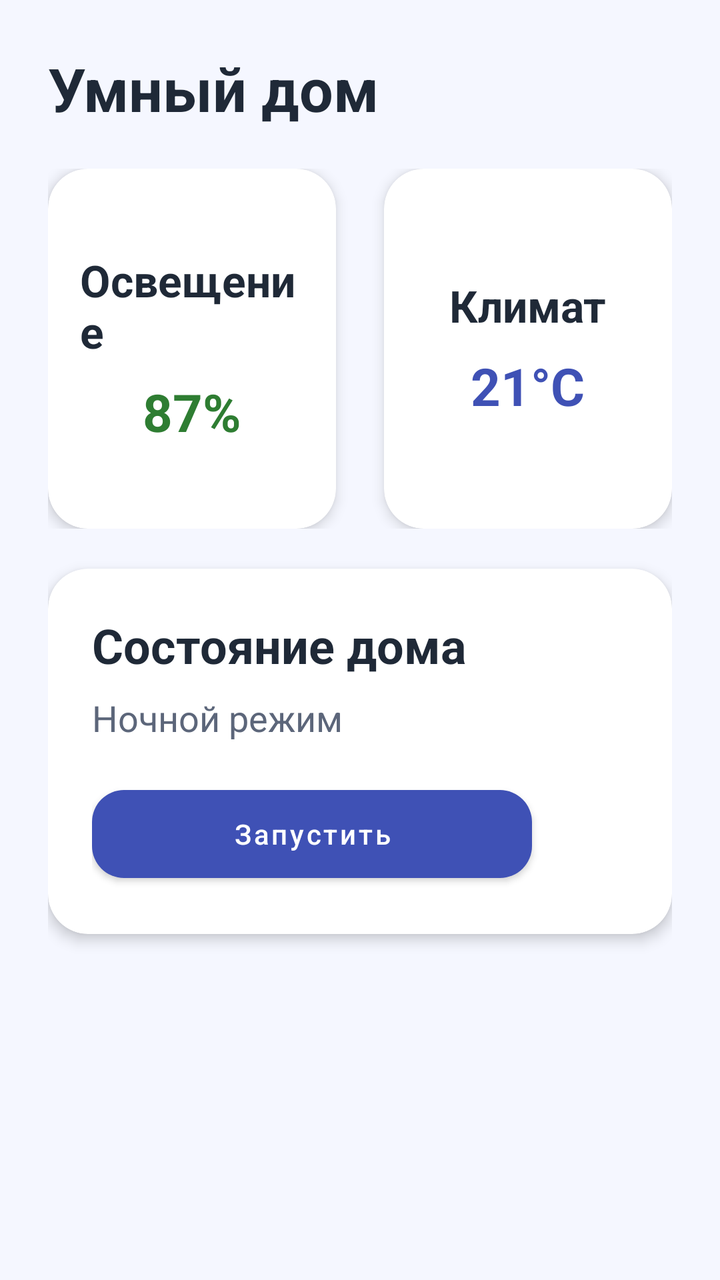
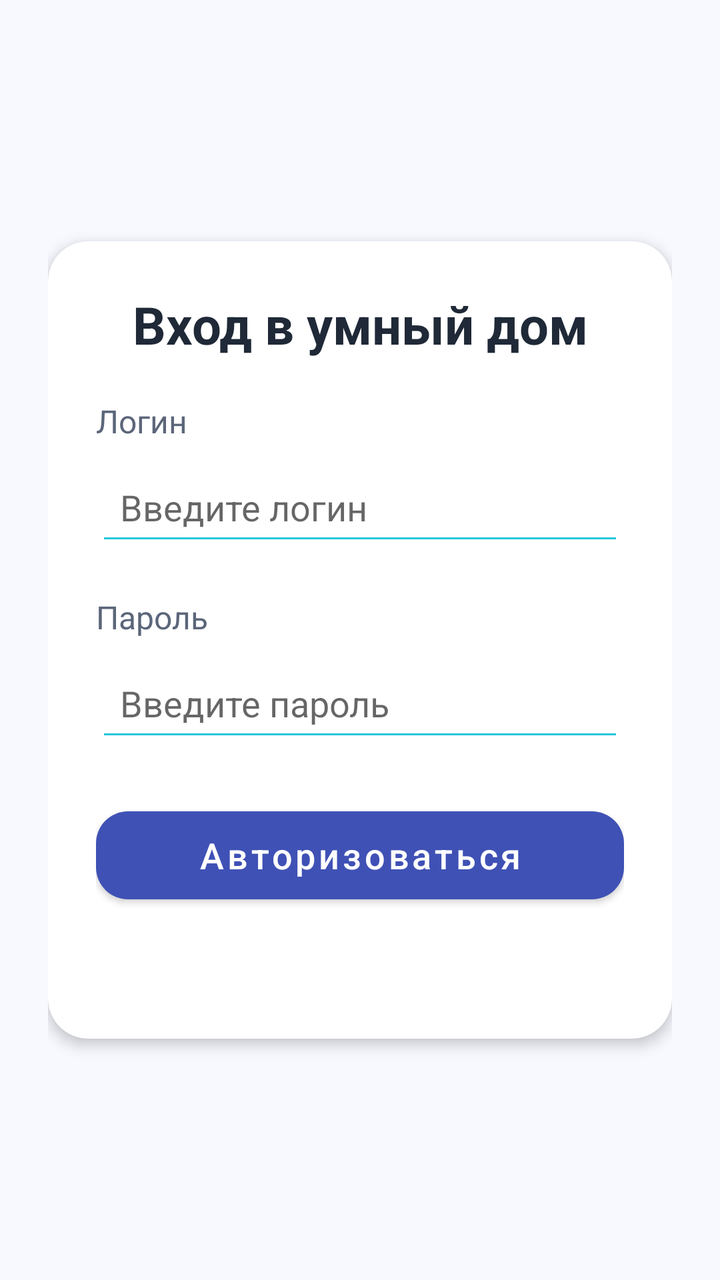

Screens rendered from an Android XML layout before and after an edit, with the pre-edit source and the edit as a unified diff.
<!-- AndroidManifest.xml: application theme Theme.DZ9 -->
<!-- res/layout/activity_main.xml -->
<?xml version="1.0" encoding="utf-8"?>
<LinearLayout xmlns:android="http://schemas.android.com/apk/res/android"
    xmlns:app="http://schemas.android.com/apk/res-auto"
    android:layout_width="match_parent"
    android:layout_height="match_parent"
    android:background="#F5F7FF"
    android:orientation="vertical"
    android:padding="24dp">

    <TextView
        android:layout_width="wrap_content"
        android:layout_height="wrap_content"
        android:text="@string/smart_home_title"
        android:textColor="@color/text_primary"
        android:textSize="30sp"
        android:textStyle="bold" />

    <LinearLayout
        android:layout_width="match_parent"
        android:layout_height="wrap_content"
        android:layout_marginTop="20dp"
        android:orientation="horizontal">

        <com.google.android.material.card.MaterialCardView
            style="@style/Widget.DZ9.Card"
            android:layout_width="0dp"
            android:layout_height="180dp"
            android:layout_marginEnd="12dp"
            android:layout_weight="1">

            <LinearLayout
                android:layout_width="match_parent"
                android:layout_height="match_parent"
                android:gravity="center"
                android:orientation="vertical"
                android:padding="16dp">

                <TextView
                    android:layout_width="wrap_content"
                    android:layout_height="wrap_content"
                    android:text="@string/room_lighting"
                    android:textColor="@color/text_primary"
                    android:textSize="22sp"
                    android:textStyle="bold" />

                <TextView
                    android:layout_width="wrap_content"
                    android:layout_height="wrap_content"
                    android:layout_marginTop="8dp"
                    android:text="87%"
                    android:textColor="@color/success_green"
                    android:textSize="26sp"
                    android:textStyle="bold" />
            </LinearLayout>
        </com.google.android.material.card.MaterialCardView>

        <com.google.android.material.card.MaterialCardView
            style="@style/Widget.DZ9.Card"
            android:layout_width="0dp"
            android:layout_height="180dp"
            android:layout_marginStart="12dp"
            android:layout_weight="1">

            <LinearLayout
                android:layout_width="match_parent"
                android:layout_height="match_parent"
                android:gravity="center"
                android:orientation="vertical"
                android:padding="16dp">

                <TextView
                    android:layout_width="wrap_content"
                    android:layout_height="wrap_content"
                    android:text="@string/climate"
                    android:textColor="@color/text_primary"
                    android:textSize="22sp"
                    android:textStyle="bold" />

                <TextView
                    android:layout_width="wrap_content"
                    android:layout_height="wrap_content"
                    android:layout_marginTop="8dp"
                    android:text="@string/temperature"
                    android:textColor="@color/primary_blue"
                    android:textSize="26sp"
                    android:textStyle="bold" />
            </LinearLayout>
        </com.google.android.material.card.MaterialCardView>
    </LinearLayout>

    <com.google.android.material.card.MaterialCardView
        style="@style/Widget.DZ9.Card"
        android:layout_width="match_parent"
        android:layout_height="wrap_content"
        android:layout_marginTop="20dp">

        <LinearLayout
            android:layout_width="match_parent"
            android:layout_height="wrap_content"
            android:orientation="vertical"
            android:padding="22dp">

            <TextView
                android:id="@+id/houseStatus"
                android:layout_width="match_parent"
                android:layout_height="wrap_content"
                android:text="@string/house_status"
                android:textColor="@color/text_primary"
                android:textSize="24sp"
                android:textStyle="bold" />

            <TextView
                android:layout_width="match_parent"
                android:layout_height="wrap_content"
                android:layout_marginTop="8dp"
                android:text="@string/mode"
                android:textColor="@color/text_secondary"
                android:textSize="18sp" />

            <Button
                android:id="@+id/startButton"
                style="@style/Widget.DZ9.Button"
                android:layout_width="220dp"
                android:layout_height="56dp"
                android:layout_marginTop="18dp"
                android:text="@string/start" />
        </LinearLayout>
    </com.google.android.material.card.MaterialCardView>

</LinearLayout>
<!-- resources referenced by this layout -->
<resources>
  <color name="primary_blue">#3F51B5</color>
  <color name="success_green">#2E7D32</color>
  <color name="text_primary">#1F2937</color>
  <color name="text_secondary">#5C667A</color>
  <string name="climate">Климат</string>
  <string name="house_status">Состояние дома</string>
  <string name="mode">Ночной режим</string>
  <string name="room_lighting">Освещение</string>
  <string name="smart_home_title">Умный дом</string>
  <string name="start">Запустить</string>
  <string name="temperature">21°C</string>
  <style name="Widget.DZ9.Button" parent="Widget.MaterialComponents.Button">
          <item name="backgroundTint">@color/primary_blue</item>
          <item name="textAllCaps">false</item>
          <item name="cornerRadius">16dp</item>
      </style>
  <style name="Widget.DZ9.Card" parent="Widget.MaterialComponents.CardView">
          <item name="cardCornerRadius">20dp</item>
          <item name="cardElevation">4dp</item>
          <item name="cardBackgroundColor">@color/surface_card</item>
      </style>
  <style name="Theme.DZ9" parent="Theme.MaterialComponents.DayNight.NoActionBar">
          <item name="colorPrimary">@color/primary_blue</item>
          <item name="colorPrimaryVariant">@color/primary_dark</item>
          <item name="colorOnPrimary">@android:color/white</item>
          <item name="colorSecondary">@color/accent_teal</item>
          <item name="colorOnSecondary">@android:color/white</item>
          <item name="android:statusBarColor">@color/primary_dark</item>
          <item name="android:navigationBarColor">@color/deep_navy</item>
          <item name="android:windowBackground">@color/surface_light</item>
          <item name="android:textColorPrimary">@color/text_primary</item>
          <item name="android:textColorSecondary">@color/text_secondary</item>
      </style>
  <color name="surface_card">#FFFFFF</color>
  <color name="primary_dark">#2C3E9E</color>
  <color name="accent_teal">#26C6DA</color>
  <color name="deep_navy">#0F172A</color>
  <color name="surface_light">#F7F9FF</color>
</resources>

<!-- the commit's change to res/layout/activity_main.xml (unified diff, before → after) -->
@@ -1,129 +1,90 @@
 <?xml version="1.0" encoding="utf-8"?>
 <LinearLayout xmlns:android="http://schemas.android.com/apk/res/android"
-    xmlns:app="http://schemas.android.com/apk/res-auto"
     android:layout_width="match_parent"
     android:layout_height="match_parent"
-    android:background="#F5F7FF"
+    android:background="@color/surface_light"
+    android:gravity="center"
     android:orientation="vertical"
     android:padding="24dp">
-
-    <TextView
-        android:layout_width="wrap_content"
-        android:layout_height="wrap_content"
-        android:text="@string/smart_home_title"
-        android:textColor="@color/text_primary"
-        android:textSize="30sp"
-        android:textStyle="bold" />
-
-    <LinearLayout
-        android:layout_width="match_parent"
-        android:layout_height="wrap_content"
-        android:layout_marginTop="20dp"
-        android:orientation="horizontal">
-
-        <com.google.android.material.card.MaterialCardView
-            style="@style/Widget.DZ9.Card"
-            android:layout_width="0dp"
-            android:layout_height="180dp"
-            android:layout_marginEnd="12dp"
-            android:layout_weight="1">
-
-            <LinearLayout
-                android:layout_width="match_parent"
-                android:layout_height="match_parent"
-                android:gravity="center"
-                android:orientation="vertical"
-                android:padding="16dp">
-
-                <TextView
-                    android:layout_width="wrap_content"
-                    android:layout_height="wrap_content"
-                    android:text="@string/room_lighting"
-                    android:textColor="@color/text_primary"
-                    android:textSize="22sp"
-                    android:textStyle="bold" />
-
-                <TextView
-                    android:layout_width="wrap_content"
-                    android:layout_height="wrap_content"
-                    android:layout_marginTop="8dp"
-                    android:text="87%"
-                    android:textColor="@color/success_green"
-                    android:textSize="26sp"
-                    android:textStyle="bold" />
-            </LinearLayout>
-        </com.google.android.material.card.MaterialCardView>
-
-        <com.google.android.material.card.MaterialCardView
-            style="@style/Widget.DZ9.Card"
-            android:layout_width="0dp"
-            android:layout_height="180dp"
-            android:layout_marginStart="12dp"
-            android:layout_weight="1">
-
-            <LinearLayout
-                android:layout_width="match_parent"
-                android:layout_height="match_parent"
-                android:gravity="center"
-                android:orientation="vertical"
-                android:padding="16dp">
-
-                <TextView
-                    android:layout_width="wrap_content"
-                    android:layout_height="wrap_content"
-                    android:text="@string/climate"
-                    android:textColor="@color/text_primary"
-                    android:textSize="22sp"
-                    android:textStyle="bold" />
-
-                <TextView
-                    android:layout_width="wrap_content"
-                    android:layout_height="wrap_content"
-                    android:layout_marginTop="8dp"
-                    android:text="@string/temperature"
-                    android:textColor="@color/primary_blue"
-                    android:textSize="26sp"
-                    android:textStyle="bold" />
-            </LinearLayout>
-        </com.google.android.material.card.MaterialCardView>
-    </LinearLayout>
 
     <com.google.android.material.card.MaterialCardView
         style="@style/Widget.DZ9.Card"
         android:layout_width="match_parent"
-        android:layout_height="wrap_content"
-        android:layout_marginTop="20dp">
+        android:layout_height="wrap_content">
 
         <LinearLayout
             android:layout_width="match_parent"
             android:layout_height="wrap_content"
             android:orientation="vertical"
-            android:padding="22dp">
+            android:padding="24dp">
 
             <TextView
-                android:id="@+id/houseStatus"
                 android:layout_width="match_parent"
                 android:layout_height="wrap_content"
-                android:text="@string/house_status"
+                android:gravity="center"
+                android:paddingBottom="20dp"
+                android:text="@string/login_title"
                 android:textColor="@color/text_primary"
-                android:textSize="24sp"
+                android:textSize="26sp"
                 android:textStyle="bold" />
 
             <TextView
                 android:layout_width="match_parent"
                 android:layout_height="wrap_content"
-                android:layout_marginTop="8dp"
-                android:text="@string/mode"
+                android:paddingBottom="8dp"
+                android:text="@string/login_label"
                 android:textColor="@color/text_secondary"
+                android:textSize="16sp" />
+
+            <EditText
+                android:id="@+id/loginInput"
+                android:layout_width="match_parent"
+                android:layout_height="wrap_content"
+                android:backgroundTint="@color/accent_teal"
+                android:hint="@string/login_hint"
+                android:inputType="textPersonName"
+                android:padding="12dp"
+                android:textColor="@color/text_primary"
+                android:textSize="18sp" />
+
+            <TextView
+                android:layout_width="match_parent"
+                android:layout_height="wrap_content"
+                android:paddingTop="20dp"
+                android:paddingBottom="8dp"
+                android:text="@string/password_label"
+                android:textColor="@color/text_secondary"
+                android:textSize="16sp" />
+
+            <EditText
+                android:id="@+id/passwordInput"
+                android:layout_width="match_parent"
+                android:layout_height="wrap_content"
+                android:backgroundTint="@color/accent_teal"
+                android:hint="@string/password_hint"
+                android:inputType="textPassword"
+                android:padding="12dp"
+                android:textColor="@color/text_primary"
                 android:textSize="18sp" />
 
             <Button
-                android:id="@+id/startButton"
+                android:id="@+id/loginButton"
                 style="@style/Widget.DZ9.Button"
-                android:layout_width="220dp"
+                android:layout_width="match_parent"
                 android:layout_height="56dp"
-                android:layout_marginTop="18dp"
-                android:text="@string/start" />
+                android:layout_marginTop="24dp"
+                android:text="@string/login_button"
+                android:textSize="18sp" />
+
+            <TextView
+                android:id="@+id/statusText"
+                android:layout_width="match_parent"
+                android:layout_height="wrap_content"
+                android:gravity="center"
+                android:paddingTop="18dp"
+                android:text=""
+                android:textColor="@color/primary_blue"
+                android:textSize="16sp" />
         </LinearLayout>
     </com.google.android.material.card.MaterialCardView>
 
<!-- resource entries referenced after the edit -->
@@ -1,16 +1,14 @@
 <!-- resources referenced by this layout -->
 <resources>
   <color name="primary_blue">#3F51B5</color>
-  <color name="success_green">#2E7D32</color>
   <color name="text_primary">#1F2937</color>
   <color name="text_secondary">#5C667A</color>
-  <string name="climate">Климат</string>
-  <string name="house_status">Состояние дома</string>
-  <string name="mode">Ночной режим</string>
-  <string name="room_lighting">Освещение</string>
-  <string name="smart_home_title">Умный дом</string>
-  <string name="start">Запустить</string>
-  <string name="temperature">21°C</string>
+  <string name="login_button">Авторизоваться</string>
+  <string name="login_hint">Введите логин</string>
+  <string name="login_label">Логин</string>
+  <string name="login_title">Вход в умный дом</string>
+  <string name="password_hint">Введите пароль</string>
+  <string name="password_label">Пароль</string>
   <style name="Widget.DZ9.Button" parent="Widget.MaterialComponents.Button">
           <item name="backgroundTint">@color/primary_blue</item>
           <item name="textAllCaps">false</item>
